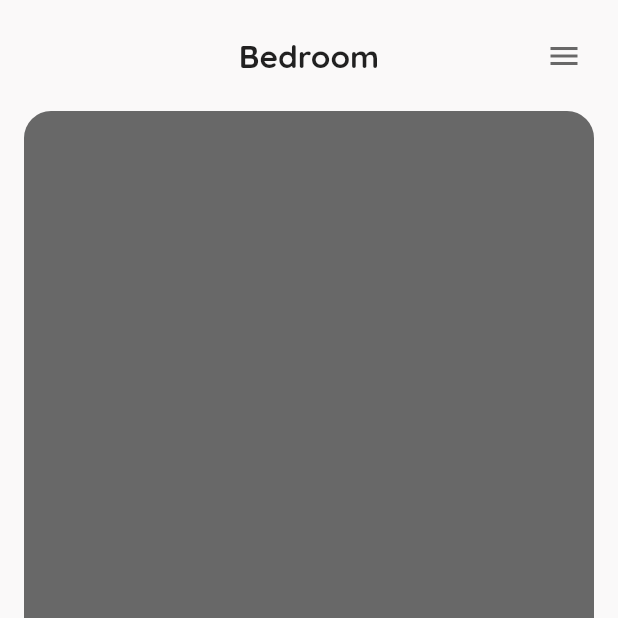
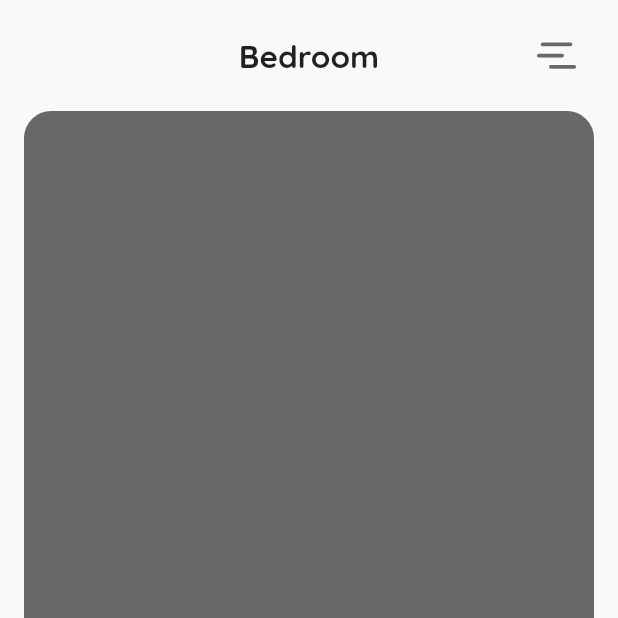
Before and after one commit to luuuuk/home-data, a Flutter app: the screen it shows after launch, on a phone screen of 412 x 824 dp, the top half of it. Run offline on Flutter 3.47's test engine with Material 2 defaults, Android fonts, the phone set to English and light mode, and no system bars; our stand-ins replace google_fonts.

Commit message:
feat: menu icon

```diff
--- a/home_data/lib/home.dart
+++ b/home_data/lib/home.dart
@@ -139,18 +139,65 @@ class _HomePageState extends State<HomePage> {
                                 crossAxisAlignment: CrossAxisAlignment.center,
                                 mainAxisAlignment: MainAxisAlignment.end,
                                 children: [
-                                  IconButton(
-                                    onPressed: () {
+                                  GestureDetector(
+                                    onTap: () {
                                       setState(() {
                                         _drawerWidth =
                                             _drawerWidth == 0.0 ? 96.0 : 0.0;
                                       });
                                     },
-                                    icon: const Icon(
-                                      Icons.menu,
-                                      color: ThemeColors.darkGrey,
+                                    child: Container(
+                                      color: ThemeColors.lightWhite,
+                                      padding: const EdgeInsets.all(8.0),
+                                      child: Column(
+                                        children: [
+                                          Container(
+                                            margin:
+                                                const EdgeInsets.only(right: 8),
+                                            height: 2.5,
+                                            width: 21,
+                                            decoration: BoxDecoration(
+                                              borderRadius:
+                                                  BorderRadius.circular(18.0),
+                                              color: ThemeColors.darkGrey,
+                                            ),
+                                          ),
+                                          Container(
+                                            margin: const EdgeInsets.fromLTRB(
+                                                0, 5, 16, 5),
+                                            height: 2.5,
+                                            width: 18,
+                                            decoration: BoxDecoration(
+                                              borderRadius:
+                                                  BorderRadius.circular(18.0),
+                                              color: ThemeColors.darkGrey,
+                                            ),
+                                          ),
+                                          Container(
+                                            height: 2.5,
+                                            width: 18,
+                                            decoration: BoxDecoration(
+                                              borderRadius:
+                                                  BorderRadius.circular(18.0),
+                                              color: ThemeColors.darkGrey,
+                                            ),
+                                          ),
+                                        ],
+                                      ),
                                     ),
                                   ),
+                                  // IconButton(
+                                  //   onPressed: () {
+                                  //     setState(() {
+                                  //       _drawerWidth =
+                                  //           _drawerWidth == 0.0 ? 96.0 : 0.0;
+                                  //     });
+                                  //   },
+                                  //   icon: const Icon(
+                                  //     Icons.menu,
+                                  //     color: ThemeColors.darkGrey,
+                                  //   ),
+                                  // ),
                                 ],
                               ),
                             ),
```
